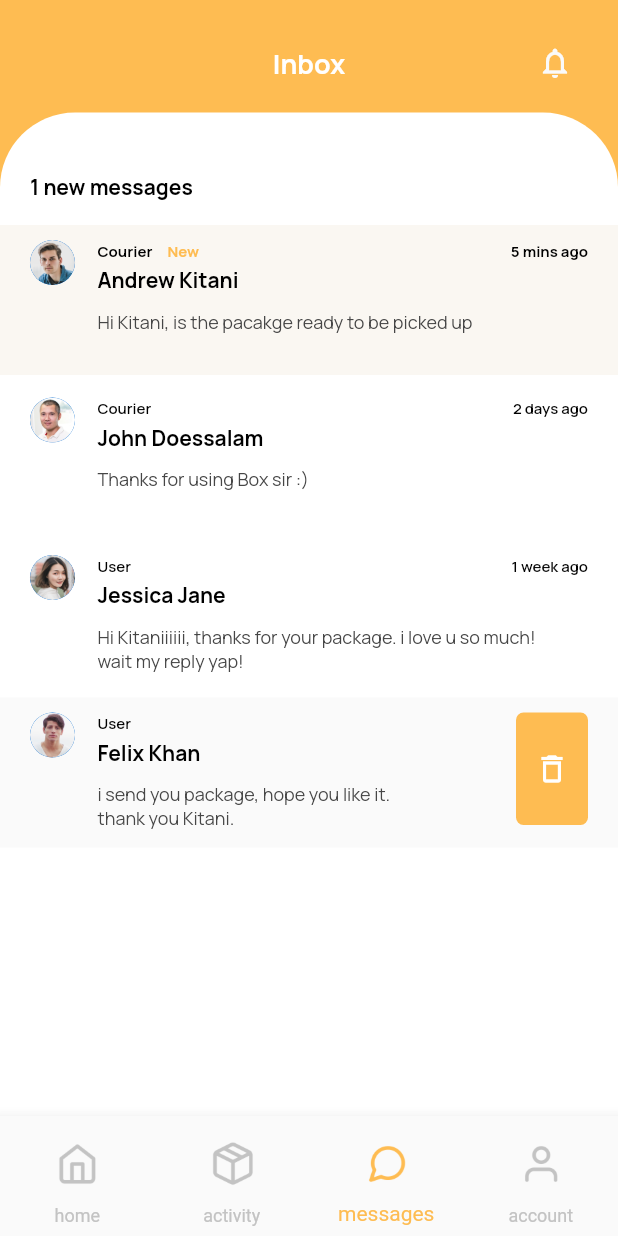
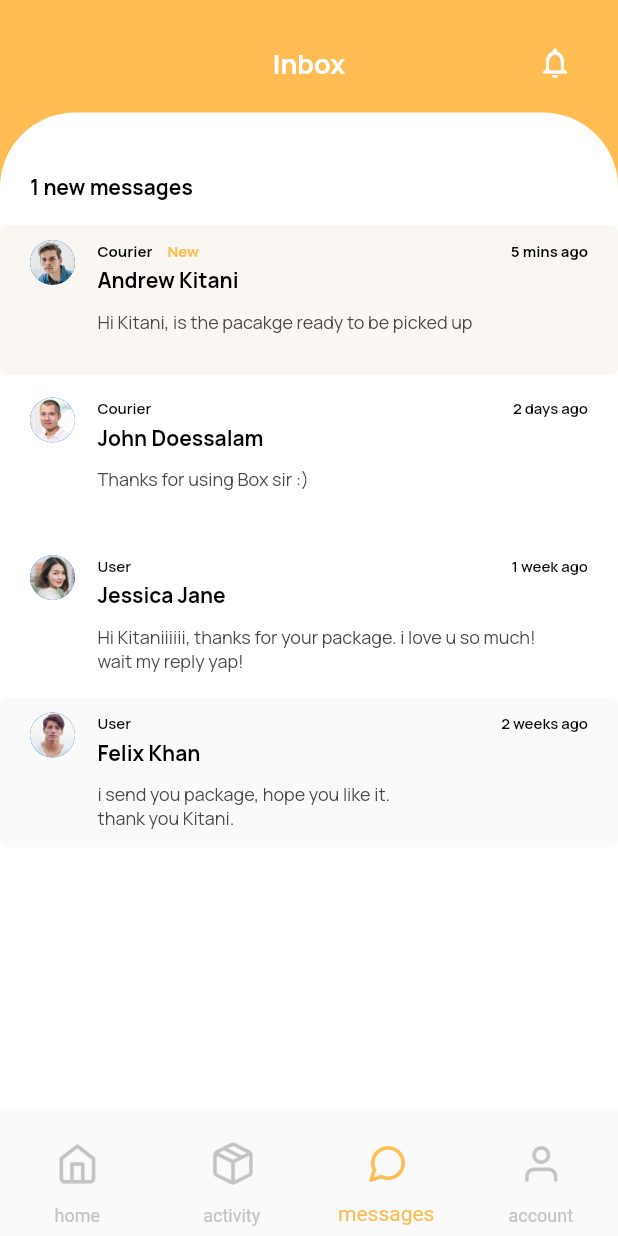
Before and after one commit to juliusaayang/postbird, a Flutter app: the screen it shows after launch, item 3 of the bottom bar chosen, on a phone screen of 412 x 824 dp. Run offline on Flutter 3.47's test engine with Material 2 defaults, Android fonts, the phone set to English and light mode, and no system bars; drawn by our look-alikes of flutter_slidable; our stand-ins replace google_fonts.

Commit message:
UI changes

```diff
--- a/lib/screens/home/home.dart
+++ b/lib/screens/home/home.dart
@@ -2,7 +2,6 @@ import 'package:postbird/screens/account/account.dart';
 import 'package:postbird/screens/activity/activity.dart';
 import 'package:postbird/screens/home/home_page.dart';
 import 'package:postbird/screens/inbox/inbox.dart';
-import 'package:postbird/screens/inbox/messages.dart';
 import 'package:flutter/material.dart';
 import 'package:google_fonts/google_fonts.dart';
 
--- a/lib/screens/inbox/inbox.dart
+++ b/lib/screens/inbox/inbox.dart
@@ -1,4 +1,5 @@
 import 'package:flutter/material.dart';
+import 'package:flutter_slidable/flutter_slidable.dart';
 import 'package:google_fonts/google_fonts.dart';
 
 class Inbox extends StatefulWidget {
@@ -86,6 +87,34 @@ class _InboxState extends State<Inbox> {
                       height: 16,
                     ),
                     GestureDetector(
+                      child: Slidable(
+                        actionPane: SlidableDrawerActionPane(),
+                        actionExtentRatio: 0.25,
+                        secondaryActions: [
+                          Padding(
+                            padding: const EdgeInsets.symmetric(
+                              horizontal: 20,
+                            ),
+                            child: Container(
+                              height: 100,
+                              width: 20,
+                              decoration: BoxDecoration(
+                                color: Color(
+                                  0xFFFEBC52,
+                                ),
+                                borderRadius: BorderRadius.circular(5),
+                              ),
+                              child: Center(
+                                child: Icon(
+                                  Icons.delete_outline,
+                                  color: Color(
+                                    0xFFFFFFFF,
+                                  ),
+                                ),
+                              ),
+                            ),
+                          ),
+                        ],
                         child: Container(
                           width: double.infinity,
                           height: 100,
@@ -99,6 +128,7 @@ class _InboxState extends State<Inbox> {
                             color: Color(
                               0xFFFAF7F2,
                             ),
+                            borderRadius: BorderRadius.circular(5),
                           ),
                           child: Stack(
                             alignment: AlignmentDirectional.topStart,
@@ -132,7 +162,8 @@ class _InboxState extends State<Inbox> {
                                     width: 15,
                                   ),
                                   Column(
-                                  crossAxisAlignment: CrossAxisAlignment.start,
+                                    crossAxisAlignment:
+                                        CrossAxisAlignment.start,
                                     children: [
                                       Row(
                                         children: [
@@ -195,10 +226,39 @@ class _InboxState extends State<Inbox> {
                           ),
                         ),
                       ),
+                    ),
                     SizedBox(
                       height: 5,
                     ),
-                    Container(
+                    Slidable(
+                      actionPane: SlidableDrawerActionPane(),
+                      actionExtentRatio: 0.25,
+                      secondaryActions: [
+                        Padding(
+                          padding: const EdgeInsets.symmetric(
+                            horizontal: 20,
+                          ),
+                          child: Container(
+                            height: 100,
+                            width: 20,
+                            decoration: BoxDecoration(
+                              color: Color(
+                                0xFFFEBC52,
+                              ),
+                              borderRadius: BorderRadius.circular(5),
+                            ),
+                            child: Center(
+                              child: Icon(
+                                Icons.delete_outline,
+                                color: Color(
+                                  0xFFFFFFFF,
+                                ),
+                              ),
+                            ),
+                          ),
+                        ),
+                      ],
+                      child: Container(
                         width: double.infinity,
                         height: 100,
                         padding: EdgeInsets.only(
@@ -211,6 +271,7 @@ class _InboxState extends State<Inbox> {
                           color: Color(
                             0xFFFFFFFF,
                           ),
+                          borderRadius: BorderRadius.circular(5),
                         ),
                         child: Stack(
                           alignment: AlignmentDirectional.topStart,
@@ -289,10 +350,39 @@ class _InboxState extends State<Inbox> {
                           ],
                         ),
                       ),
+                    ),
                     SizedBox(
                       height: 5,
                     ),
-                    Container(
+                    Slidable(
+                      actionPane: SlidableDrawerActionPane(),
+                      actionExtentRatio: 0.25,
+                      secondaryActions: [
+                        Padding(
+                          padding: const EdgeInsets.symmetric(
+                            horizontal: 20,
+                          ),
+                          child: Container(
+                            height: 100,
+                            width: 20,
+                            decoration: BoxDecoration(
+                              color: Color(
+                                0xFFFEBC52,
+                              ),
+                              borderRadius: BorderRadius.circular(5),
+                            ),
+                            child: Center(
+                              child: Icon(
+                                Icons.delete_outline,
+                                color: Color(
+                                  0xFFFFFFFF,
+                                ),
+                              ),
+                            ),
+                          ),
+                        ),
+                      ],
+                      child: Container(
                         width: double.infinity,
                         height: 100,
                         padding: EdgeInsets.only(
@@ -302,6 +392,7 @@ class _InboxState extends State<Inbox> {
                           bottom: 10,
                         ),
                         decoration: BoxDecoration(
+                          borderRadius: BorderRadius.circular(5),
                           color: Color(
                             0xFFFFFFFF,
                           ),
@@ -383,6 +474,7 @@ class _InboxState extends State<Inbox> {
                           ],
                         ),
                       ),
+                    ),
                     SizedBox(
                       height: 5,
                     ),
@@ -390,26 +482,17 @@ class _InboxState extends State<Inbox> {
                       onTap: () {
                         Navigator.pushNamed(context, '/chat');
                       },
+                      child: Slidable(
+                        actionPane: SlidableDrawerActionPane(),
+                        actionExtentRatio: 0.25,
+                        secondaryActions: [
+                          Padding(
+                            padding: const EdgeInsets.symmetric(
+                              horizontal: 20,
+                            ),
                             child: Container(
-                        width: double.infinity,
                               height: 100,
-                        padding: EdgeInsets.only(
-                          right: 20,
-                          left: 20,
-                          top: 10,
-                          bottom: 10,
-                        ),
-                        decoration: BoxDecoration(
-                          color: Colors.grey[50],
-                        ),
-                        child: Stack(
-                          alignment: AlignmentDirectional.topStart,
-                          children: [
-                            Positioned(
-                              right: 0,
-                              child: Container(
-                                height: 75,
-                                width: 48,
+                              width: 20,
                               decoration: BoxDecoration(
                                 color: Color(
                                   0xFFFEBC52,
@@ -422,6 +505,36 @@ class _InboxState extends State<Inbox> {
                                   color: Color(
                                     0xFFFFFFFF,
                                   ),
+                                ),
+                              ),
+                            ),
+                          ),
+                        ],
+                        child: Container(
+                          width: double.infinity,
+                          height: 100,
+                          padding: EdgeInsets.only(
+                            right: 20,
+                            left: 20,
+                            top: 10,
+                            bottom: 10,
+                          ),
+                          decoration: BoxDecoration(
+                            color: Colors.grey[50],
+                            borderRadius: BorderRadius.circular(5),
+                          ),
+                          child: Stack(
+                            alignment: AlignmentDirectional.topStart,
+                            children: [
+                              Positioned(
+                                right: 0,
+                                child: Text(
+                                  '2 weeks ago',
+                                  style: GoogleFonts.manrope(
+                                    fontWeight: FontWeight.w600,
+                                    fontSize: 10,
+                                    color: Color(
+                                      0xFF000000,
                                     ),
                                   ),
                                 ),
@@ -442,7 +555,8 @@ class _InboxState extends State<Inbox> {
                                     width: 15,
                                   ),
                                   Column(
-                                  crossAxisAlignment: CrossAxisAlignment.start,
+                                    crossAxisAlignment:
+                                        CrossAxisAlignment.start,
                                     children: [
                                       Text(
                                         'User',
@@ -488,6 +602,7 @@ class _InboxState extends State<Inbox> {
                           ),
                         ),
                       ),
+                    ),
                   ],
                 ),
               ),
```
Also changed, not shown: lib/screens/account/change_password.dart (+6 -6 lines), lib/screens/account/edit_profile.dart (+6 -6 lines), lib/screens/account/notification.dart (+8 -8 lines), lib/screens/inbox/message.dart (deleted, +0 -255 lines), lib/screens/inbox/messages.dart (deleted, +0 -15 lines). Lines whose indentation alone changed are shown as unchanged.
